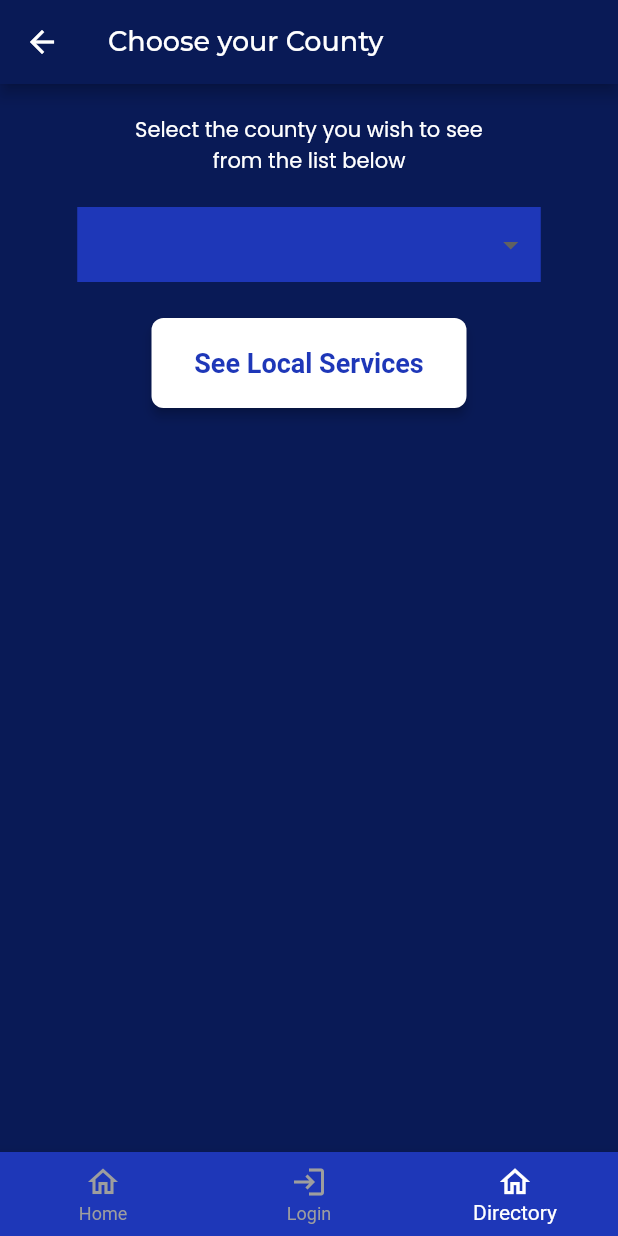
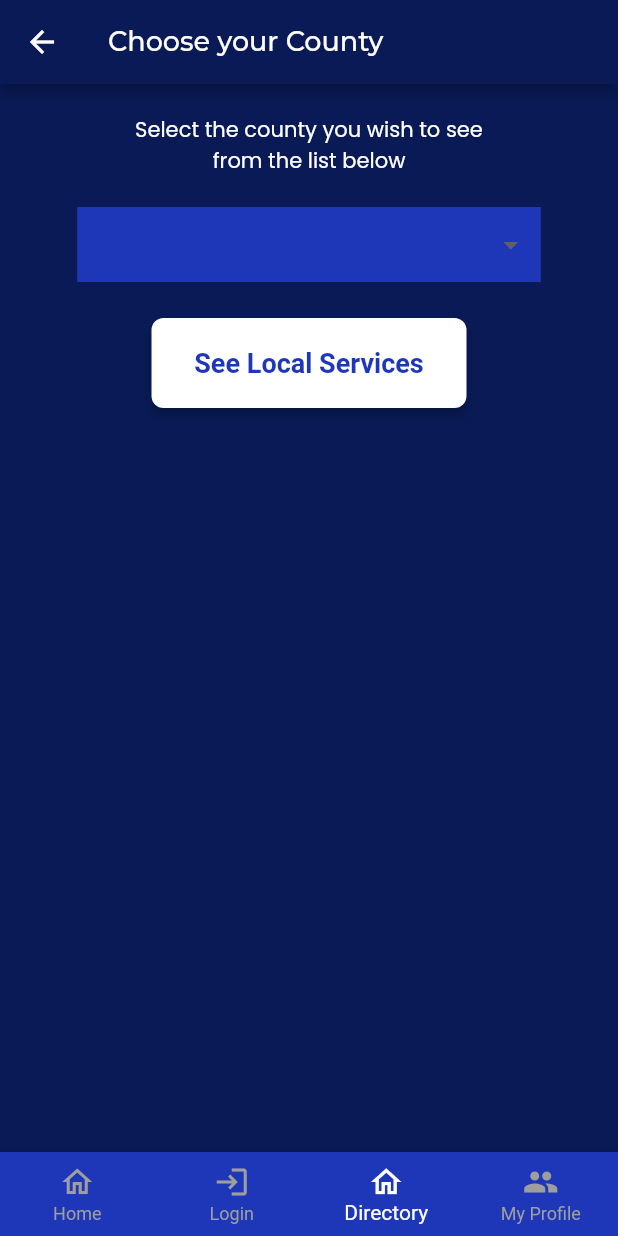
Before and after one commit to brian10201981/firstlinkv2, a Flutter app: the NavBarPage screen opened directly, on a phone screen of 412 x 824 dp. Run offline on Flutter 3.47's test engine with Material 2 defaults, Android fonts, the phone set to English and light mode, and no system bars; drawn by our look-alikes of auto_size_text; our stand-ins replace built_collection, built_value, cloud_firestore, firebase_auth, firebase_core, flutter_svg and 8 more; accounts and stored records are empty; generated files the repository leaves out were written again; network calls fail; Roboto replaces fonts that are missing (Lexend Deca).

Commit message:
Updating to latest FlutterFlow output.

```diff
--- a/lib/create_business2/create_business2_widget.dart
+++ b/lib/create_business2/create_business2_widget.dart
@@ -168,7 +168,7 @@ class _CreateBusiness2WidgetState extends State<CreateBusiness2Widget> {
                           padding:
                               EdgeInsetsDirectional.fromSTEB(20, 10, 20, 0),
                           child: Text(
-                            'If you have created a profile already, make\nsure to edit that profile from the \"My \nBusiness list.',
+                            'Please add your address information.\nThis will appear as map directions\nto your business',
                             textAlign: TextAlign.center,
                             style: FlutterFlowTheme.title2.override(
                               fontFamily: 'Montserrat',
--- a/lib/main.dart
+++ b/lib/main.dart
@@ -11,6 +11,7 @@ import 'flutter_flow/flutter_flow_theme.dart';
 import 'home_page/home_page_widget.dart';
 import 'login_page/login_page_widget.dart';
 import 'services_county_page/services_county_page_widget.dart';
+import 'main_profile_page/main_profile_page_widget.dart';
 
 void main() async {
   WidgetsFlutterBinding.ensureInitialized();
@@ -96,6 +97,7 @@ class _NavBarPageState extends State<NavBarPage> {
       'HomePage': HomePageWidget(),
       'LoginPage': LoginPageWidget(),
       'ServicesCountyPage': ServicesCountyPageWidget(),
+      'mainProfilePage': MainProfilePageWidget(),
     };
     return Scaffold(
       body: tabs[_currentPage],
@@ -124,6 +126,14 @@ class _NavBarPageState extends State<NavBarPage> {
             ),
             label: 'Directory',
             tooltip: '',
+          ),
+          BottomNavigationBarItem(
+            icon: Icon(
+              Icons.people,
+              size: 24,
+            ),
+            label: 'My Profile',
+            tooltip: '',
           )
         ],
         backgroundColor: Color(0xFF1E37B8),
```
Also changed, not shown: lib/login_page/login_page_widget.dart (+14 -11 lines).
